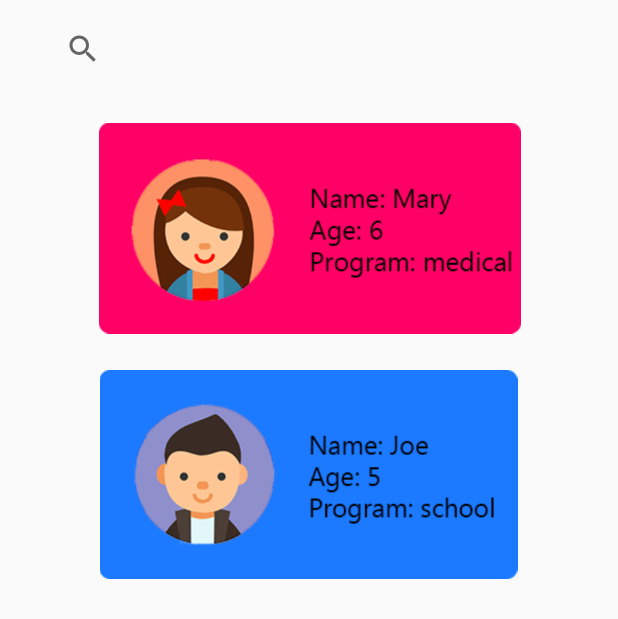
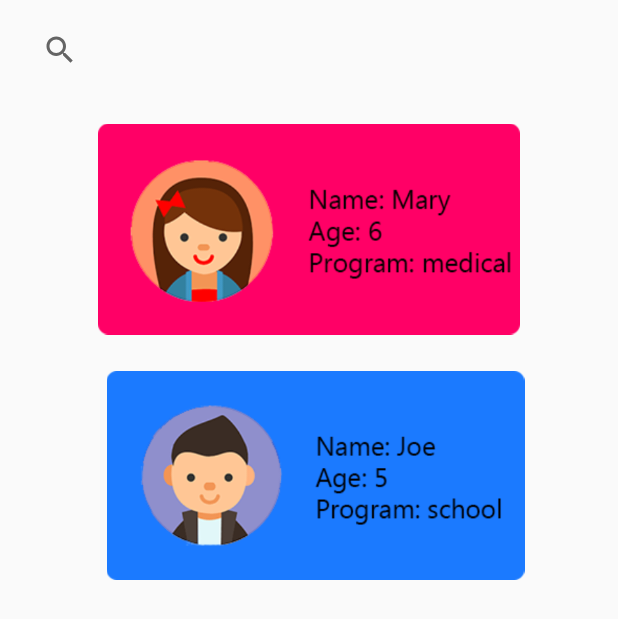
Before and after one commit to Orphan-Connect-SCORE-Team/Orphan-Connect, an Android app: the layout content_meet_childern.xml on its own in the app's theme, with its tools: preview values and no code run, on a phone screen of 412 x 824 dp. Shown: the top 619 px of the screen. Run offline under Robolectric (Android 15) with nearby library versions, the light colour scheme and no system bars.

```diff
--- a/app/src/main/res/layout/content_meet_childern.xml
+++ b/app/src/main/res/layout/content_meet_childern.xml
@@ -9,23 +9,15 @@
     tools:context=".MeetChildren"
     tools:showIn="@layout/app_bar_meet_childern">
 
-
-    <ScrollView
-        android:layout_width="wrap_content"
-        android:layout_height="wrap_content">
-
-
-    </ScrollView>
-
     <SearchView
         android:id="@+id/searchView"
-        android:layout_width="349dp"
-        android:layout_height="49dp"
-        android:layout_marginStart="8dp"
-        android:layout_marginLeft="8dp"
+        android:layout_width="0dp"
+        android:layout_height="50dp"
+        android:layout_marginStart="16dp"
+        android:layout_marginLeft="16dp"
         android:layout_marginTop="8dp"
-        android:layout_marginEnd="8dp"
-        android:layout_marginRight="8dp"
+        android:layout_marginEnd="16dp"
+        android:layout_marginRight="16dp"
         app:layout_constraintEnd_toEndOf="parent"
         app:layout_constraintStart_toStartOf="parent"
         app:layout_constraintTop_toTopOf="parent" />
@@ -40,7 +32,6 @@
         android:layout_marginEnd="8dp"
         android:layout_marginRight="8dp"
         app:layout_constraintEnd_toEndOf="parent"
-        app:layout_constraintHorizontal_bias="0.505"
         app:layout_constraintStart_toStartOf="parent"
         app:layout_constraintTop_toBottomOf="@+id/searchView"
         app:srcCompat="@drawable/girl"
@@ -55,7 +46,6 @@
         android:layout_marginLeft="8dp"
         android:layout_marginTop="24dp"
         app:layout_constraintEnd_toEndOf="parent"
-        app:layout_constraintHorizontal_bias="0.463"
         app:layout_constraintStart_toStartOf="parent"
         app:layout_constraintTop_toBottomOf="@+id/girl"
         app:srcCompat="@drawable/boy" />
```
Also changed, not shown: app/src/main/res/layout/orphan_item.xml (added, +71 -0 lines), app/src/main/res/drawable/profile_photo_placeholder.png (added).
